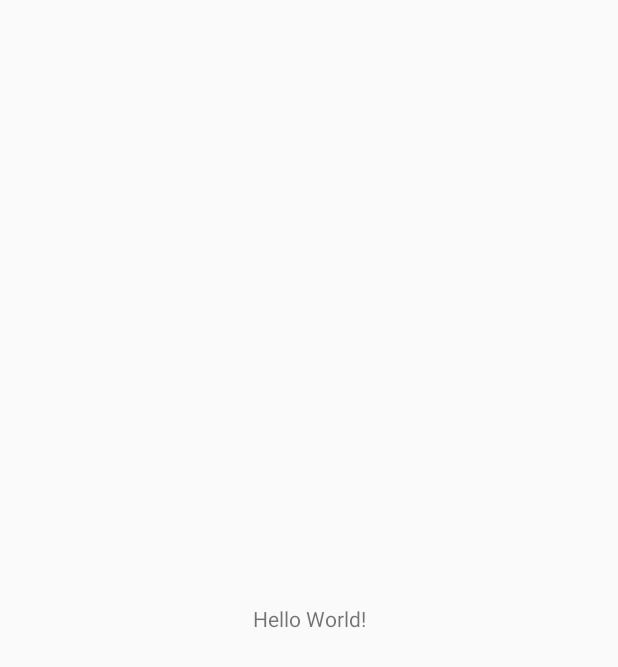
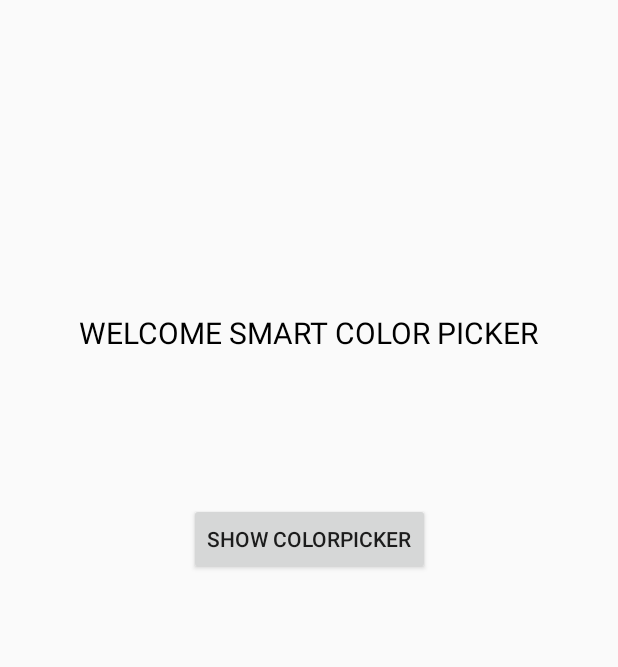
Before and after one commit to novatien/SmartColorPicker, an Android app: the screen it shows after launch (MainActivity), on a phone screen of 412 x 824 dp. Before the commit the part shown is almost empty. Shown: the top 667 px of the screen. Run offline under Robolectric (Android 15) with nearby library versions, the phone set to English and light mode, and no system bars.

```diff
--- a/app/build.gradle
+++ b/app/build.gradle
@@ -1,6 +1,7 @@
 plugins {
     id 'com.android.application'
     id 'kotlin-android'
+    id 'kotlin-android-extensions'
 }
 
 android {
--- a/app/src/main/java/com/nvt/color/demo/MainActivity.kt
+++ b/app/src/main/java/com/nvt/color/demo/MainActivity.kt
@@ -4,26 +4,28 @@ import android.graphics.Color
 import android.os.Bundle
 import androidx.appcompat.app.AppCompatActivity
 import com.nvt.color.ColorPickerDialog
+import kotlinx.android.synthetic.main.activity_main.*
 
 class MainActivity : AppCompatActivity() {
     override fun onCreate(savedInstanceState: Bundle?) {
         super.onCreate(savedInstanceState)
         setContentView(R.layout.activity_main)
 
+        btnShowColorPicker.setOnClickListener {
             val dialog = ColorPickerDialog(
                 this,
                 Color.BLACK,
                 true,
                 object : ColorPickerDialog.OnColorPickerListener {
                     override fun onCancel(dialog: ColorPickerDialog?) {
-
+                        // none
                     }
-
                     override fun onOk(dialog: ColorPickerDialog?, color: Int) {
-
+                        txtColor.setTextColor(color)
                     }
 
                 })
             dialog.show()
         }
     }
+}
--- a/app/src/main/res/layout/activity_main.xml
+++ b/app/src/main/res/layout/activity_main.xml
@@ -6,13 +6,28 @@
     android:layout_height="match_parent"
     tools:context=".MainActivity">
 
+
     <TextView
+        android:id="@+id/txtColor"
         android:layout_width="wrap_content"
         android:layout_height="wrap_content"
-        android:text="Hello World!"
-        app:layout_constraintBottom_toBottomOf="parent"
-        app:layout_constraintLeft_toLeftOf="parent"
-        app:layout_constraintRight_toRightOf="parent"
+        android:layout_marginTop="208dp"
+        android:textSize="20sp"
+        android:textColor="@android:color/black"
+        android:text="WELCOME SMART COLOR PICKER"
+        app:layout_constraintEnd_toEndOf="parent"
+        app:layout_constraintStart_toStartOf="parent"
         app:layout_constraintTop_toTopOf="parent" />
 
+    <Button
+        android:id="@+id/btnShowColorPicker"
+        android:layout_width="wrap_content"
+        android:layout_height="wrap_content"
+        android:layout_marginTop="100dp"
+        android:text="Show ColorPicker"
+        app:layout_constraintEnd_toEndOf="parent"
+        app:layout_constraintStart_toStartOf="parent"
+        app:layout_constraintTop_toBottomOf="@+id/txtColor" />
+
+
 </androidx.constraintlayout.widget.ConstraintLayout>
--- a/mylibrary/src/main/java/com/nvt/color/ColorPickerDialog.java
+++ b/mylibrary/src/main/java/com/nvt/color/ColorPickerDialog.java
@@ -52,17 +52,17 @@ public class ColorPickerDialog {
 
         final View view = LayoutInflater.from(context).inflate(R.layout.color_picker_dialog, null);
         viewHue = view.findViewById(R.id.viewHue);
-        viewSatVal = (ColorPickerSquare) view.findViewById(R.id.viewSatVal);
-        viewCursor = (ImageView) view.findViewById(R.id.viewCursor);
+        viewSatVal = view.findViewById(R.id.viewSatVal);
+        viewCursor = view.findViewById(R.id.viewCursor);
         viewOldColor = view.findViewById(R.id.viewOldColor);
         viewNewColor = view.findViewById(R.id.viewNewColor);
-        viewTarget = (ImageView) view.findViewById(R.id.viewTarget);
-        viewContainerAlpha = (ViewGroup) view.findViewById(R.id.viewContainerAlpha);
-        viewContainerSat = (ViewGroup) view.findViewById(R.id.viewContainerSat);
-        viewContainerHue = (ViewGroup) view.findViewById(R.id.viewContainerHue);
+        viewTarget = view.findViewById(R.id.viewTarget);
+        viewContainerAlpha = view.findViewById(R.id.viewContainerAlpha);
+        viewContainerSat = view.findViewById(R.id.viewContainerSat);
+        viewContainerHue = view.findViewById(R.id.viewContainerHue);
         viewAlphaOverlay = view.findViewById(R.id.viewAlphaOverlay);
-        viewAlphaCursor = (ImageView) view.findViewById(R.id.viewAlphaCursor);
-        viewAlphaCheckered = (ImageView) view.findViewById(R.id.viewAlphaCheckered);
+        viewAlphaCursor = view.findViewById(R.id.viewAlphaCursor);
+        viewAlphaCheckered = view.findViewById(R.id.viewAlphaCheckered);
 
         { // hide/show alpha
             viewAlphaOverlay.setVisibility(isAlpha ? View.VISIBLE : View.GONE);
@@ -73,6 +73,8 @@ public class ColorPickerDialog {
         viewSatVal.setHue(getHue());
         viewOldColor.setBackgroundColor(color);
         viewNewColor.setBackgroundColor(color);
+        viewCursor.setY(viewContainerHue.getY()+10);
+        viewAlphaCursor.setY(viewContainerAlpha.getY()+10);
 
         viewHue.setOnTouchListener((v, event) -> {
             if (event.getAction() == MotionEvent.ACTION_MOVE
```
Also changed, not shown: mylibrary/src/main/res/drawable/ic_target.xml (added, +8 -0 lines), mylibrary/src/main/res/layout/color_picker_dialog.xml (+2 -6 lines). Lines whose indentation alone changed are shown as unchanged.
